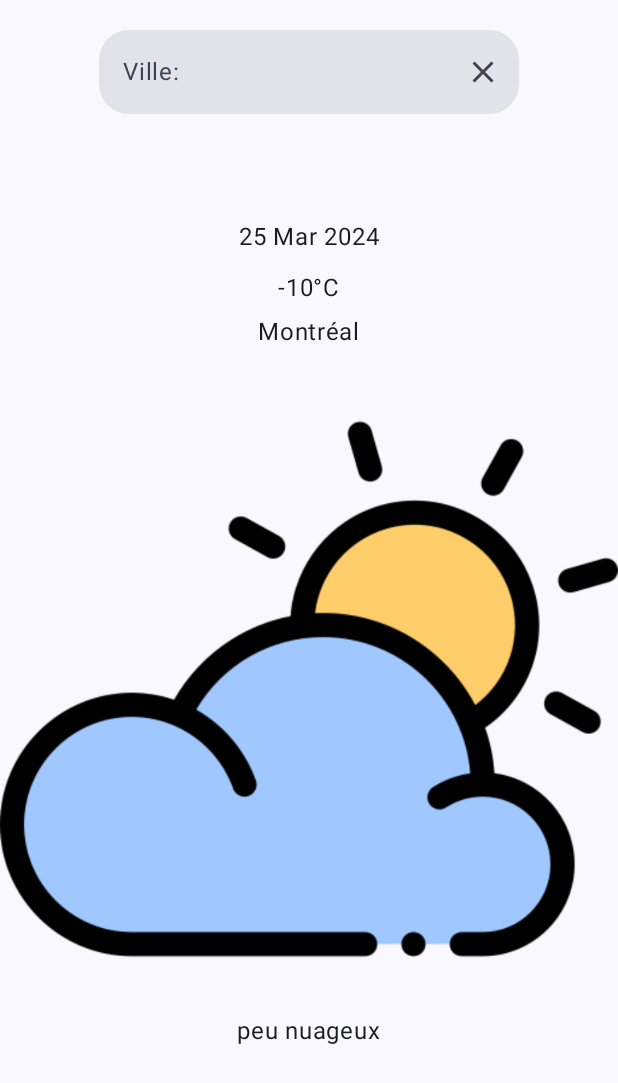
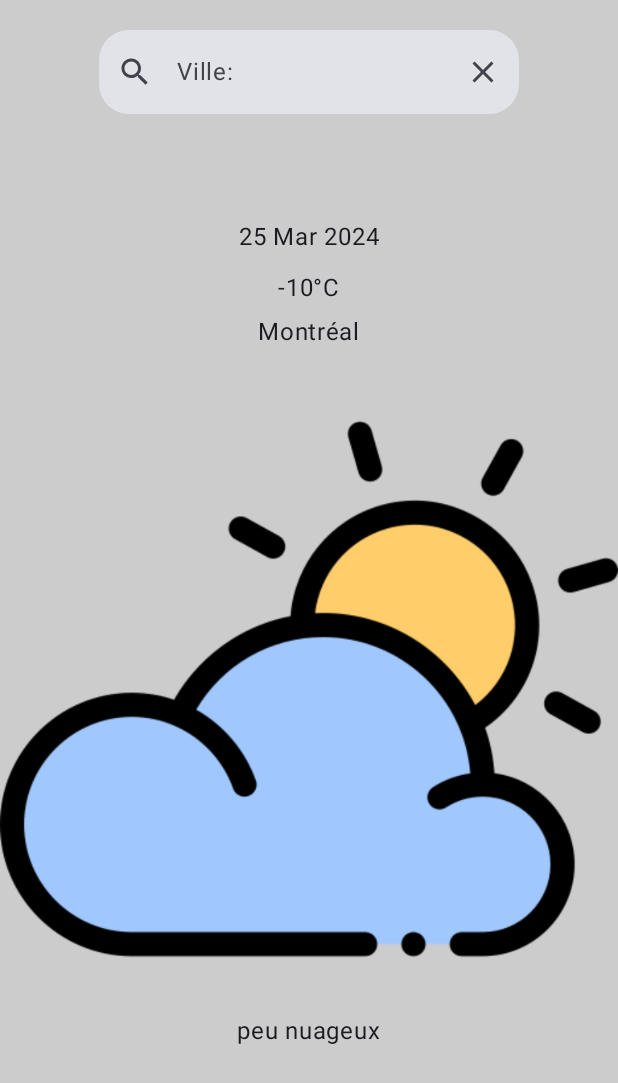
Before and after one commit to aloe-vero/Projet_01, an Android app built with Jetpack Compose: the screen it shows after launch (MainActivity), on a phone screen of 412 x 824 dp. Shown: the top 1083 px of the screen. Run offline under Robolectric (Android 15) with nearby library versions, the phone set to English and light mode, and no system bars.

Commit message:
Icon search

```diff
--- a/app/build.gradle.kts
+++ b/app/build.gradle.kts
@@ -59,6 +59,7 @@ dependencies {
     implementation(libs.androidx.ui.graphics)
     implementation(libs.androidx.ui.tooling.preview)
     implementation(libs.androidx.material3)
+    implementation ("androidx.compose.material:material-icons-extended")
     testImplementation(libs.junit)
     androidTestImplementation(libs.androidx.junit)
     androidTestImplementation(libs.androidx.espresso.core)
--- a/app/src/main/java/com/example/projet_01/MainActivity.kt
+++ b/app/src/main/java/com/example/projet_01/MainActivity.kt
@@ -1,18 +1,26 @@
 package com.example.projet_01
 
+import android.graphics.drawable.Icon
+import android.os.Build
 import android.os.Bundle
 import androidx.activity.ComponentActivity
 import androidx.activity.compose.setContent
+import androidx.annotation.RequiresApi
 import androidx.compose.foundation.Image
+import androidx.compose.foundation.background
 import androidx.compose.foundation.clickable
 import androidx.compose.foundation.layout.Arrangement
 import androidx.compose.foundation.layout.Column
 import androidx.compose.foundation.layout.Spacer
 import androidx.compose.foundation.layout.fillMaxSize
 import androidx.compose.foundation.layout.height
+import androidx.compose.foundation.lazy.LazyColumn
+import androidx.compose.foundation.lazy.items
 import androidx.compose.foundation.shape.RoundedCornerShape
 import androidx.compose.material.icons.Icons
 import androidx.compose.material.icons.filled.Clear
+import androidx.compose.material.icons.filled.Search
+import androidx.compose.material3.Icon
 import androidx.compose.material3.MaterialTheme
 import androidx.compose.material3.Surface
 import androidx.compose.material3.Text
@@ -31,6 +39,7 @@ import java.util.Date
 import java.util.Locale
 
 class MainActivity : ComponentActivity() {
+    @RequiresApi(Build.VERSION_CODES.M)
     override fun onCreate(savedInstanceState: Bundle?) {
         super.onCreate(savedInstanceState)
         setContent {
@@ -48,10 +57,13 @@ class MainActivity : ComponentActivity() {
 }
 
 //Englobe tout l'affichage de l'application
+@RequiresApi(Build.VERSION_CODES.M)
 @Composable
 fun DisplayWeather(modifier: Modifier = Modifier) {
     val currentDate: String = SimpleDateFormat("dd MMM yyyy", Locale.getDefault()).format(Date())
-    Column(modifier = modifier.fillMaxSize(),
+    Column(modifier = modifier
+        .fillMaxSize()
+        .background(Color.LightGray),
         verticalArrangement = Arrangement.Top,
         horizontalAlignment = Alignment.CenterHorizontally,) {
         Spacer(Modifier.height(20.dp))
@@ -72,7 +84,7 @@ fun DisplayWeather(modifier: Modifier = Modifier) {
             modifier = modifier
         )
         Spacer(Modifier.height(20.dp))
-        Icon()
+        IconWeather()
         Spacer(Modifier.height(10.dp))
         Text(
             text = "peu nuageux",
@@ -81,12 +93,13 @@ fun DisplayWeather(modifier: Modifier = Modifier) {
     }
 }
 @Composable
-fun Icon(modifier: Modifier = Modifier){
+fun IconWeather(modifier: Modifier = Modifier){
     Image(
         painter = painterResource(R.drawable.icon_peu_nuageux),
         contentDescription = "weather"
     )
 }
+@RequiresApi(Build.VERSION_CODES.M)
 @Composable
 fun SearchBar(modifier: Modifier = Modifier){
     TextField(
@@ -98,6 +111,12 @@ fun SearchBar(modifier: Modifier = Modifier){
             focusedIndicatorColor = Color.Transparent,
             unfocusedIndicatorColor = Color.Transparent
         ),
+        leadingIcon = {
+           Icon(
+               imageVector = Icons.Filled.Search,
+               contentDescription = "search"
+           )
+        },
         trailingIcon={
             androidx.compose.material3.Icon(
                 Icons.Default.Clear,
@@ -111,6 +130,13 @@ fun SearchBar(modifier: Modifier = Modifier){
     )
 }
 
+@Composable
+fun ListCity(modifier: Modifier = Modifier){
+    val liste : List<String> = listOf("Montréal", "Laval", "Québec", "Position actuelle")
+
+}
+
+@RequiresApi(Build.VERSION_CODES.M)
 @Preview(showBackground = true)
 @Composable
 fun GreetingPreview() {
```
